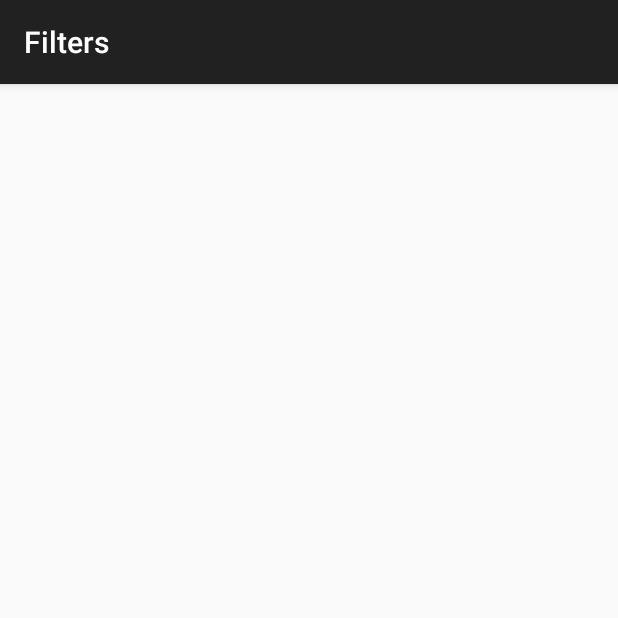
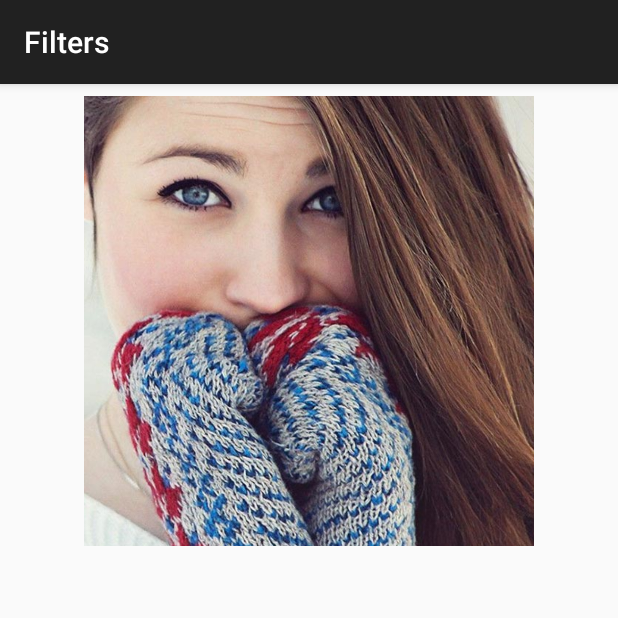
Before and after one commit to imagineer-io/instagram-for-entrepreneur, an Android app: the RecyclerActivity screen opened directly, with no data from a screen before it, on a phone screen of 412 x 824 dp, the top half of it. Run offline under Robolectric (Android 15) with nearby library versions, the phone set to English and light mode, and no system bars.

Commit message:
Implement RecyclerAdapter

```diff
--- a/app/src/main/java/io/imagineer/instagramclone/RecyclerActivity.java
+++ b/app/src/main/java/io/imagineer/instagramclone/RecyclerActivity.java
@@ -2,12 +2,20 @@ package io.imagineer.instagramclone;
 
 import android.support.v7.app.AppCompatActivity;
 import android.os.Bundle;
+import android.support.v7.widget.RecyclerView;
+import android.widget.ImageView;
 
 public class RecyclerActivity extends AppCompatActivity {
+
+    private ImageView mImageView;
+    private RecyclerView mRecyclerView;
 
     @Override
     protected void onCreate(Bundle savedInstanceState) {
         super.onCreate(savedInstanceState);
         setContentView(R.layout.activity_recycler);
+
+        mImageView = (ImageView) findViewById(R.id.recyclerImageView);
+        mRecyclerView = (RecyclerView) findViewById(R.id.recyclerView);
     }
 }
--- a/app/src/main/res/layout/activity_recycler.xml
+++ b/app/src/main/res/layout/activity_recycler.xml
@@ -7,4 +7,28 @@
     android:layout_height="match_parent"
     tools:context="io.imagineer.instagramclone.RecyclerActivity">
 
+    <ImageView
+        android:id="@+id/recyclerImageView"
+        android:layout_width="0dp"
+        android:layout_height="300dp"
+        android:layout_marginEnd="8dp"
+        android:layout_marginLeft="8dp"
+        android:layout_marginRight="8dp"
+        android:layout_marginStart="8dp"
+        android:layout_marginTop="8dp"
+        app:layout_constraintLeft_toLeftOf="parent"
+        app:layout_constraintRight_toRightOf="parent"
+        app:layout_constraintTop_toTopOf="parent"
+        app:srcCompat="@drawable/photo"/>
+
+    <android.support.v7.widget.RecyclerView
+        android:id="@+id/recyclerView"
+        android:layout_width="match_parent"
+        android:layout_height="60dp"
+        android:layout_marginBottom="8dp"
+        android:layout_marginLeft="8dp"
+        android:layout_marginRight="8dp"
+        app:layout_constraintBottom_toBottomOf="parent"
+        app:layout_constraintLeft_toLeftOf="parent"
+        app:layout_constraintRight_toRightOf="parent"/>
 </android.support.constraint.ConstraintLayout>
```
Also changed, not shown: app/src/main/java/io/imagineer/instagramclone/RecyclerAdapter.java (+41 -1 lines).
